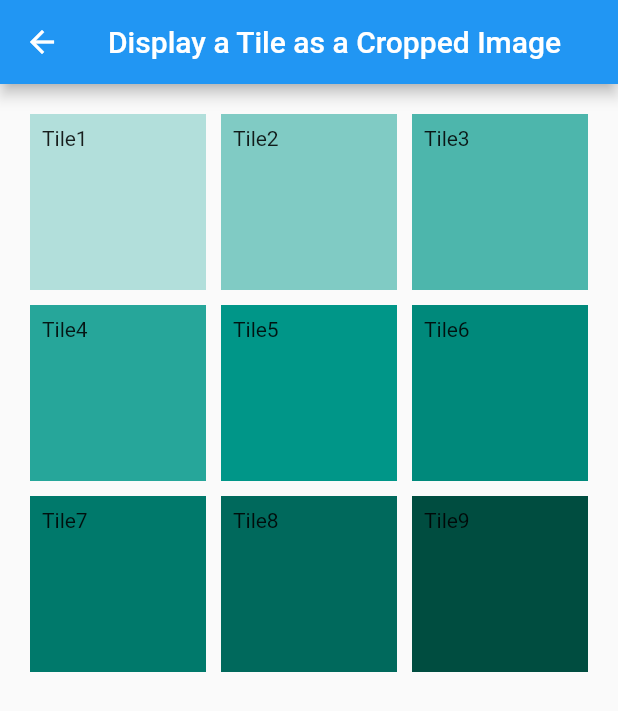
After one commit to gourdiercamille/uv-amse, a Flutter app: the DisplayGridViewTileWidget screen opened directly, on a phone screen of 412 x 824 dp. The commit adds this screen. Shown: the top 711 px of the screen. Run offline on Flutter 3.47's test engine with Material 2 defaults, Android fonts, the phone set to English and light mode, and no system bars.

Commit message:
exos 2-5

```diff
--- /dev/null
+++ b/tp2/lib/exercice4.dart
@@ -0,0 +1,61 @@
+import 'package:flutter/material.dart';
+
+class Tile {
+  Image? image;
+  Alignment alignment = Alignment(0,0);
+
+  Tile({this.image, this.alignment=const Alignment(0,0)});
+
+  Widget croppedImageTile() {
+    return FittedBox(
+      fit: BoxFit.fill,
+      child: ClipRect(
+        child: Container(
+          child: Align(
+            alignment: this.alignment,
+            widthFactor: 0.3,
+            heightFactor: 0.3,
+            child: this.image,
+          ),
+        ),
+      ),
+    );
+  }
+}
+
+Tile tile = new Tile(
+    image: Image.asset('assets/image_sympa.jpg'), alignment: Alignment(0,0));
+
+class DisplayTileWidget extends StatelessWidget {
+  @override
+  Widget build(BuildContext context) {
+    return Scaffold(
+      appBar: AppBar(
+        title: Text('Display a Tile as a Cropped Image'),
+        centerTitle: true,
+      ),
+      body: Center(
+          child: Column(children: [
+        SizedBox(
+            width: 150.0,
+            height: 150.0,
+            child: Container(
+                margin: EdgeInsets.all(20.0),
+                child: this.createTileWidgetFrom(tile))),
+        Container(
+            height: 200,
+            child: Image.asset('assets/image_sympa.jpg',
+                fit: BoxFit.cover))
+      ])),
+    );
+  }
+
+  Widget createTileWidgetFrom(Tile tile) {
+    return InkWell(
+      child: tile.croppedImageTile(),
+      onTap: () {
+        print("tapped on tile");
+      },
+    );
+  }
+}
--- /dev/null
+++ b/tp2/lib/exercice5.dart
@@ -0,0 +1,67 @@
+import 'package:flutter/material.dart';
+
+class DisplayGridViewTileWidget extends StatelessWidget {
+  @override
+  Widget build(BuildContext context) {
+    return Scaffold(
+        appBar: AppBar(
+            title: Text('Display a Tile as a Cropped Image'),
+            centerTitle: true,
+        ),
+        body: GridView.count(
+            primary: false,
+            padding: const EdgeInsets.all(20),
+            crossAxisSpacing: 10,
+            mainAxisSpacing: 10,
+            crossAxisCount: 3,
+            children: <Widget>[
+            Container(
+                padding: const EdgeInsets.all(8),
+                color: Colors.teal[100],
+                child: const Text("Tile1"),
+            ),
+            Container(
+                padding: const EdgeInsets.all(8),
+                color: Colors.teal[200],
+                child: const Text('Tile2'),
+            ),
+            Container(
+                padding: const EdgeInsets.all(8),
+                color: Colors.teal[300],
+                child: const Text('Tile3'),
+            ),
+            Container(
+                padding: const EdgeInsets.all(8),
+                color: Colors.teal[400],
+                child: const Text('Tile4'),
+            ),
+            Container(
+                padding: const EdgeInsets.all(8),
+                color: Colors.teal[500],
+                child: const Text('Tile5'),
+            ),
+            Container(
+                padding: const EdgeInsets.all(8),
+                color: Colors.teal[600],
+                child: const Text('Tile6'),
+            ),
+            Container(
+                padding: const EdgeInsets.all(8),
+                color: Colors.teal[700],
+                child: const Text('Tile7'),
+            ),
+            Container(
+                padding: const EdgeInsets.all(8),
+                color: Colors.teal[800],
+                child: const Text('Tile8'),
+            ),
+            Container(
+                padding: const EdgeInsets.all(8),
+                color: Colors.teal[900],
+                child: const Text('Tile9'),
+            )
+            ]
+        )
+    );
+  }
+}
--- /dev/null
+++ b/tp2/lib/exercice5bis.dart
@@ -0,0 +1,125 @@
+import 'package:flutter/material.dart';
+
+class Tile {
+  Image? image;
+  Alignment alignment = Alignment(0,0);
+
+  Tile({this.image, this.alignment=const Alignment(0,0)});
+
+  Widget croppedImageTile() {
+    return FittedBox(
+      fit: BoxFit.fill,
+      child: ClipRect(
+        child: Container(
+          child: Align(
+            alignment: this.alignment,
+            widthFactor: 0.3,
+            heightFactor: 0.3,
+            child: this.image,
+          ),
+        ),
+      ),
+    );
+  }
+}
+
+Tile tile1 = new Tile(
+    image: Image.asset('assets/tiger.jpg'), alignment: Alignment(-1,-1));
+
+Tile tile2 = new Tile(
+    image: Image.asset('assets/tiger.jpg'), alignment: Alignment(0,-1));
+
+Tile tile3 = new Tile(
+    image: Image.asset('assets/tiger.jpg'), alignment: Alignment(1,-1));
+
+Tile tile4 = new Tile(
+    image: Image.asset('assets/tiger.jpg'), alignment: Alignment(-1,0));
+
+Tile tile5 = new Tile(
+    image: Image.asset('assets/tiger.jpg'), alignment: Alignment(0,0));
+
+Tile tile6 = new Tile(
+    image: Image.asset('assets/tiger.jpg'), alignment: Alignment(1,0));
+
+Tile tile7 = new Tile(
+    image: Image.asset('assets/tiger.jpg'), alignment: Alignment(-1,1));
+
+Tile tile8 = new Tile(
+    image: Image.asset('assets/tiger.jpg'), alignment: Alignment(0,1));
+
+Tile tile9 = new Tile(
+    image: Image.asset('assets/tiger.jpg'), alignment: Alignment(1,1));
+
+class DisplayGridViewTileWidget extends StatelessWidget {
+  @override
+  Widget build(BuildContext context) {
+    return Scaffold(
+        appBar: AppBar(
+            title: Text('Display a Cropped Image'),
+            centerTitle: true,
+        ),
+        body: GridView.count(
+            primary: false,
+            padding: const EdgeInsets.all(20),
+            crossAxisSpacing: 10,
+            mainAxisSpacing: 10,
+            crossAxisCount: 3,
+            children: <Widget>[
+            Container(
+                padding: const EdgeInsets.all(8),
+                color: Colors.teal[100],
+                child: createTileWidgetFrom(tile1),
+            ),
+            Container(
+                padding: const EdgeInsets.all(8),
+                color: Colors.teal[200],
+                child: createTileWidgetFrom(tile2),
+            ),
+            Container(
+                padding: const EdgeInsets.all(8),
+                color: Colors.teal[300],
+                child: createTileWidgetFrom(tile3),
+            ),
+            Container(
+                padding: const EdgeInsets.all(8),
+                color: Colors.teal[400],
+                child: createTileWidgetFrom(tile4),
+            ),
+            Container(
+                padding: const EdgeInsets.all(8),
+                color: Colors.teal[500],
+                child: createTileWidgetFrom(tile5),
+            ),
+            Container(
+                padding: const EdgeInsets.all(8),
+                color: Colors.teal[600],
+                child: createTileWidgetFrom(tile6),
+            ),
+            Container(
+                padding: const EdgeInsets.all(8),
+                color: Colors.teal[700],
+                child: createTileWidgetFrom(tile7),
+            ),
+            Container(
+                padding: const EdgeInsets.all(8),
+                color: Colors.teal[800],
+                child: createTileWidgetFrom(tile8),
+            ),
+            Container(
+                padding: const EdgeInsets.all(8),
+                color: Colors.teal[900],
+                child: createTileWidgetFrom(tile9),
+            )
+            ]
+        )
+    );
+  }
+    Widget createTileWidgetFrom(Tile tile) {
+    return InkWell(
+      child: tile.croppedImageTile(),
+      onTap: () {
+        print("tapped on tile");
+      },
+    );
+  }
+}
```
Also changed, not shown: tp2/lib/exercice2.dart (+99 -39 lines), tp2/lib/main.dart (+18 -3 lines), tp2/assets/tiger.jpg (added).
